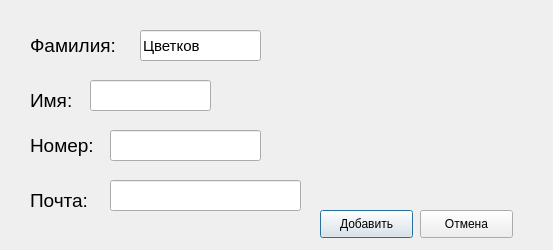
Before: the Qt Designer form add_window_ui.ui in DelZeiT/Manage_contact, drawn with Qt 5.
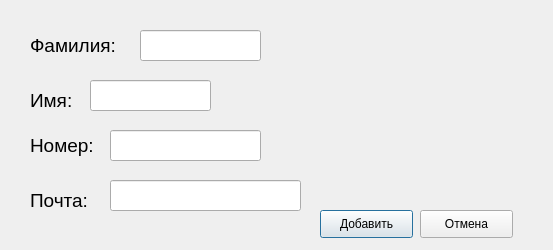
After: the same form once the commit is applied.

```diff
--- a/add_window_ui.ui
+++ b/add_window_ui.ui
@@ -126,7 +126,7 @@
     </font>
    </property>
    <property name="text">
-    <string>Цветков</string>
+    <string/>
    </property>
   </widget>
   <widget class="QLineEdit" name="lineEdit_2">
```
